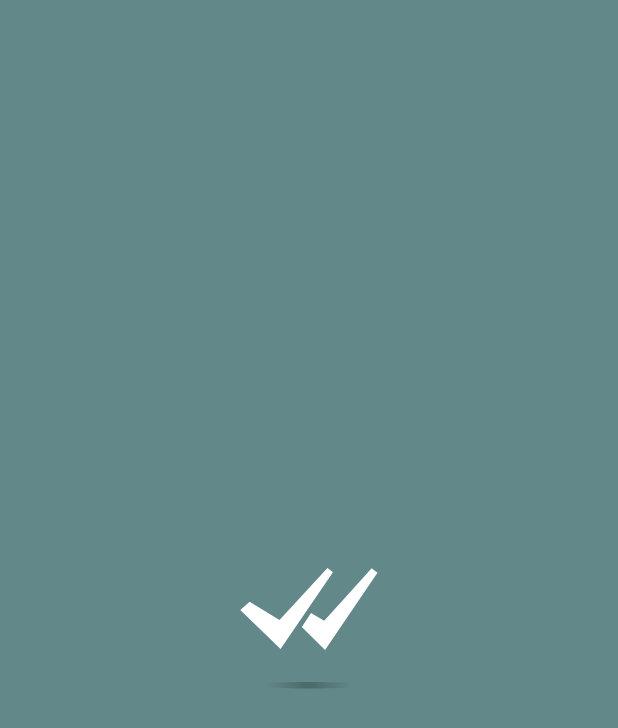
After one commit to mehrankasebvatan/ComposeToDo, an Android app built with Jetpack Compose: the SplashScreen screen opened through its navigation route, on a phone screen of 412 x 824 dp. The commit adds this screen. Shown: the top 728 px of the screen. Run offline under Robolectric (Android 15) with nearby library versions, the phone set to English and light mode, and no system bars; our stand-ins replace Dagger/Hilt's generated code.

Commit message:
1402/11/20

```diff
--- a/app/build.gradle.kts
+++ b/app/build.gradle.kts
@@ -91,4 +91,5 @@ dependencies {
 
     implementation("androidx.datastore:datastore-preferences:1.0.0")
 
+
 }
--- a/app/src/main/java/android/mkv/composetodo/navigation/Navigation.kt
+++ b/app/src/main/java/android/mkv/composetodo/navigation/Navigation.kt
@@ -1,9 +1,10 @@
 package android.mkv.composetodo.navigation
 
 import android.mkv.composetodo.navigation.destinations.listComposable
+import android.mkv.composetodo.navigation.destinations.splashComposable
 import android.mkv.composetodo.navigation.destinations.taskComposable
 import android.mkv.composetodo.ui.viewmodels.SharedViewModel
-import android.mkv.composetodo.util.Constant.LIST_SCREEN
+import android.mkv.composetodo.util.Constant.SPLASH_SCREEN
 import androidx.compose.runtime.Composable
 import androidx.compose.runtime.remember
 import androidx.navigation.NavHostController
@@ -22,9 +23,10 @@ fun SetupNavigation(
 
     NavHost(
         navController = navController,
-        startDestination = LIST_SCREEN
+        startDestination = SPLASH_SCREEN
     ) {
-        listComposable(navigateToTaskScreen = screen.task, sharedViewModel = viewModel)
-        taskComposable(navigateToListScreen = screen.list, sharedViewModel = viewModel)
+        splashComposable(navigateToListScreen = screen.splash)
+        listComposable(navigateToTaskScreen = screen.list, sharedViewModel = viewModel)
+        taskComposable(navigateToListScreen = screen.task, sharedViewModel = viewModel)
     }
 }
--- a/app/src/main/java/android/mkv/composetodo/navigation/Screens.kt
+++ b/app/src/main/java/android/mkv/composetodo/navigation/Screens.kt
@@ -2,16 +2,24 @@ package android.mkv.composetodo.navigation
 
 import android.mkv.composetodo.util.Action
 import android.mkv.composetodo.util.Constant.LIST_SCREEN
+import android.mkv.composetodo.util.Constant.SPLASH_SCREEN
 import androidx.navigation.NavHostController
 
 class Screens(navController: NavHostController) {
-    val list: (Action) -> Unit = { action ->
+
+    val splash: () -> Unit = {
+        navController.navigate("list/${Action.NO_ACTION}") {
+            popUpTo(SPLASH_SCREEN) { inclusive = true }
+        }
+    }
+
+    val task: (Action) -> Unit = { action ->
         navController.navigate("list/${action.name}") {
             popUpTo(LIST_SCREEN) { inclusive = true }
         }
     }
 
-    val task: (Int) -> Unit = { taskId ->
+    val list: (Int) -> Unit = { taskId ->
         navController.navigate("task/$taskId")
     }
 
--- /dev/null
+++ b/app/src/main/java/android/mkv/composetodo/navigation/destinations/SplashComposable.kt
@@ -0,0 +1,16 @@
+package android.mkv.composetodo.navigation.destinations
+
+import android.mkv.composetodo.ui.screens.splash.SplashScreen
+import android.mkv.composetodo.util.Constant.SPLASH_SCREEN
+import androidx.navigation.NavGraphBuilder
+import androidx.navigation.compose.composable
+
+fun NavGraphBuilder.splashComposable(
+    navigateToListScreen: () -> Unit
+) {
+    composable(
+        route = SPLASH_SCREEN
+    ) {
+        SplashScreen(navigateToListScreen)
+    }
+}
--- a/app/src/main/java/android/mkv/composetodo/ui/screens/list/EmptyContent.kt
+++ b/app/src/main/java/android/mkv/composetodo/ui/screens/list/EmptyContent.kt
@@ -13,6 +13,7 @@ import androidx.compose.runtime.Composable
 import androidx.compose.ui.Alignment
 import androidx.compose.ui.Modifier
 import androidx.compose.ui.res.painterResource
+import androidx.compose.ui.res.stringResource
 import androidx.compose.ui.tooling.preview.Preview
 import androidx.compose.ui.unit.dp
 
@@ -31,7 +32,7 @@ fun EmptyContent() {
             Modifier.size(150.dp)
         )
         Text(
-            text = "There is no tasks yet!",
+            text = stringResource(R.string.there_is_no_tasks_yet),
             style = Typography.titleLarge,
             modifier = Modifier.padding(top = 20.dp),
 
--- /dev/null
+++ b/app/src/main/java/android/mkv/composetodo/ui/screens/splash/SplashScreen.kt
@@ -0,0 +1,73 @@
+package android.mkv.composetodo.ui.screens.splash
+
+import android.mkv.composetodo.R
+import android.mkv.composetodo.ui.theme.SplashBackground
+import androidx.compose.animation.core.animateDpAsState
+import androidx.compose.animation.core.animateFloatAsState
+import androidx.compose.animation.core.tween
+import androidx.compose.foundation.Image
+import androidx.compose.foundation.background
+import androidx.compose.foundation.layout.Box
+import androidx.compose.foundation.layout.fillMaxSize
+import androidx.compose.foundation.layout.offset
+import androidx.compose.foundation.layout.size
+import androidx.compose.material3.MaterialTheme
+import androidx.compose.runtime.Composable
+import androidx.compose.runtime.LaunchedEffect
+import androidx.compose.runtime.getValue
+import androidx.compose.runtime.mutableStateOf
+import androidx.compose.runtime.remember
+import androidx.compose.runtime.setValue
+import androidx.compose.ui.Alignment
+import androidx.compose.ui.Modifier
+import androidx.compose.ui.draw.alpha
+import androidx.compose.ui.res.painterResource
+import androidx.compose.ui.unit.dp
+import kotlinx.coroutines.delay
+
+
+@Composable
+fun SplashScreen(
+    navigateToListScreen: () -> Unit
+) {
+
+    var startAnimation by remember {
+        mutableStateOf(false)
+    }
+
+    val offsetState by animateDpAsState(
+        targetValue = if (startAnimation) 0.dp else 100.dp,
+        animationSpec = tween(
+            durationMillis = 1000
+        )
+    )
+
+    val alphaState by animateFloatAsState(
+        targetValue = if (startAnimation) 1f else 0f,
+        animationSpec = tween(
+            durationMillis = 1000
+        )
+    )
+
+    LaunchedEffect(key1 = true) {
+        startAnimation = true
+        delay(3000)
+        navigateToListScreen()
+    }
+
+    Box(
+        modifier = Modifier
+            .fillMaxSize()
+            .background(MaterialTheme.colorScheme.SplashBackground),
+        contentAlignment = Alignment.Center
+    ) {
+        Image(
+            painter = painterResource(id = R.drawable.splash_logo),
+            contentDescription = "",
+            modifier = Modifier
+                .size(100.dp)
+                .alpha(alphaState)
+                .offset(y = offsetState)
+        )
+    }
+}
--- a/app/src/main/java/android/mkv/composetodo/ui/theme/Color.kt
+++ b/app/src/main/java/android/mkv/composetodo/ui/theme/Color.kt
@@ -28,6 +28,11 @@ val ColorScheme.TopAppBarContentColor: Color
     get() = if (isSystemInDarkTheme()) LightGray else Color.White
 
 
+val ColorScheme.SplashBackground: Color
+    @Composable
+    get() = if (isSystemInDarkTheme()) Color.Black else Primary
+
+
 val ColorScheme.TaskBackground: Color
     @Composable
     get() = if (isSystemInDarkTheme()) DarkGray else Color.White
--- a/app/src/main/java/android/mkv/composetodo/ui/theme/Theme.kt
+++ b/app/src/main/java/android/mkv/composetodo/ui/theme/Theme.kt
@@ -19,7 +19,7 @@ private val DarkColorScheme = darkColorScheme(
     primary = Primary,
     secondary = PurpleGrey80,
     tertiary = Pink80,
-    onPrimary = LightGray
+    onPrimary = LightGray,
 )
 
 private val LightColorScheme = lightColorScheme(
@@ -45,7 +45,7 @@ fun ComposeToDoTheme(
     darkTheme: Boolean = isSystemInDarkTheme(),
 
     // Dynamic color is available on Android 12+
-    dynamicColor: Boolean = true,
+    dynamicColor: Boolean = false,
     content: @Composable () -> Unit
 ) {
 
--- a/app/src/main/java/android/mkv/composetodo/util/Constant.kt
+++ b/app/src/main/java/android/mkv/composetodo/util/Constant.kt
@@ -5,6 +5,7 @@ object Constant {
     const val DATABASE_NAME = "todo_database"
     const val DATABASE_TABLE = "todo_table"
 
+    const val SPLASH_SCREEN = "splash"
     const val LIST_SCREEN = "list/{action}"
     const val TASK_SCREEN = "task/{taskId}"
 
--- /dev/null
+++ b/app/src/main/res/drawable/splash_logo.xml
@@ -0,0 +1,28 @@
+<vector xmlns:android="http://schemas.android.com/apk/res/android"
+    xmlns:aapt="http://schemas.android.com/aapt"
+    android:width="200dp"
+    android:height="200dp"
+    android:viewportWidth="635"
+    android:viewportHeight="635">
+  <path
+      android:pathData="m60.3,602.3c0,-7.6 114.9,-13.8 256.7,-13.8 141.8,0 256.7,6.2 256.7,13.8 0,7.6 -114.9,13.7 -256.7,13.7 -141.8,0 -256.7,-6.1 -256.7,-13.7z"
+      android:strokeAlpha="0.2"
+      android:fillAlpha="0.2">
+    <aapt:attr name="android:fillColor">
+      <gradient
+          android:centerX="317"
+          android:centerY="602.26"
+          android:gradientRadius="182.43"
+          android:type="radial">
+        <item android:offset="0.14" android:color="#FF000000"/>
+        <item android:offset="1" android:color="#00DAE5DF"/>
+      </gradient>
+    </aapt:attr>
+  </path>
+  <path
+      android:pathData="m395.7,105.4l-203.1,220.6 -126.5,-77.5 -39.5,35.3 170.4,165.2 222,-325.3z"
+      android:fillColor="#ffffff"/>
+  <path
+      android:pathData="m582.8,106.8l-200.8,222.6 -56,-32.7 -38.7,58.5 98.1,97.3 222,-326.2z"
+      android:fillColor="#ffffff"/>
+</vector>
--- a/app/src/main/res/values/strings.xml
+++ b/app/src/main/res/values/strings.xml
@@ -18,11 +18,13 @@
     <string name="add_task">وظیفه جدید</string>
     <string name="title">عنوان</string>
     <string name="description">توضیحات</string>
-    <string name="delete_all_question">حذف همه؟</string>
+    <string name="delete_all_question">حذف همه وظایف</string>
     <string name="delete_all_question_">حذف همه وظایف</string>
     <string name="fields_empty">ورودی ها نمیتوانند خالی باشند!</string>
     <string name="cancel">انصراف</string>
     <string name="yes">تایید</string>
     <string name="are_you_sure_you_want_to_delete_all_tasks">همه وظایف حذف خواهد شد.\nآیا اطمینان دارید؟</string>
     <string name="language">انتخاب زبان</string>
+    <string name="there_is_no_tasks_yet">هنوز وظیفه ای تعریف نکرده اید!</string>
+    <string name="delete_">برای حذف کردن\nتا انتها بکشید</string>
 </resources>
```
Also changed, not shown: app/src/main/java/android/mkv/composetodo/ui/screens/list/ListContent.kt (+56 -19 lines), app/src/main/java/android/mkv/composetodo/ui/screens/list/ListScreen.kt (+23 -0 lines), app/src/main/java/android/mkv/composetodo/ui/screens/list/ListTopBar.kt (+2 -28 lines), app/src/main/java/android/mkv/composetodo/ui/screens/task/TaskScreen.kt (+9 -4 lines).
